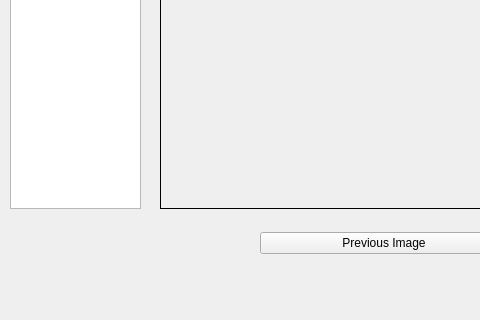
Qt form batchcc.ui (nkucht4/BatchColorCorrector) before a commit; both pictures show x 0 to 480 and y 282 to 602 of the 1172 by 602 pixel window.
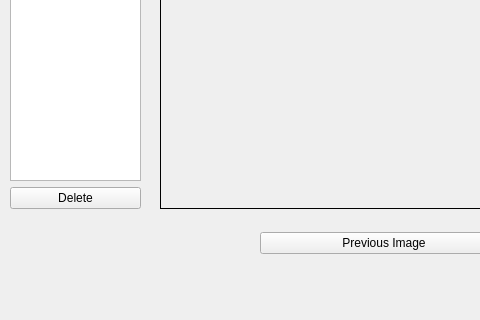
The same form after that commit.

Commit message: Added delete image and fixed errors occuring when there're no images selected

Diff of the .ui file:
```diff
--- a/batchcc.ui
+++ b/batchcc.ui
@@ -40,6 +40,13 @@
        </column>
       </widget>
      </item>
+     <item>
+      <widget class="QPushButton" name="pb_delete">
+       <property name="text">
+        <string>Delete</string>
+       </property>
+      </widget>
+     </item>
     </layout>
    </widget>
    <widget class="QLabel" name="l_iname">
```
The commit also changes 7 other files.
